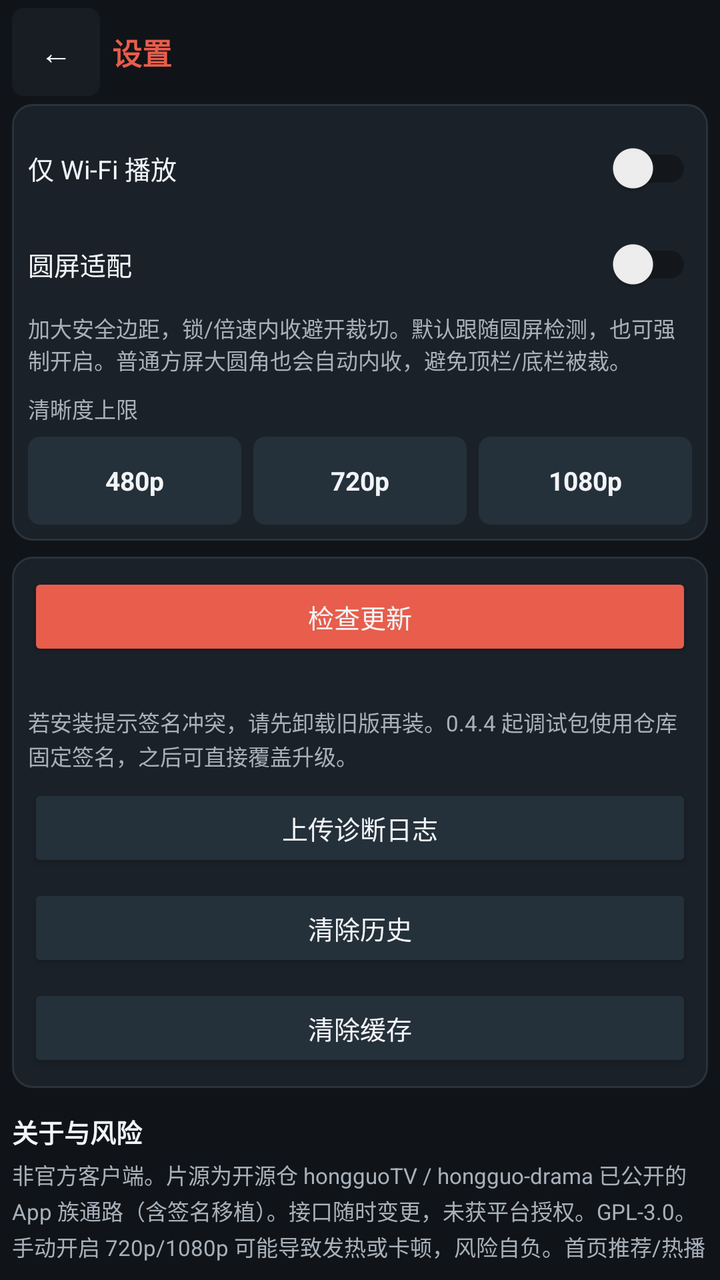
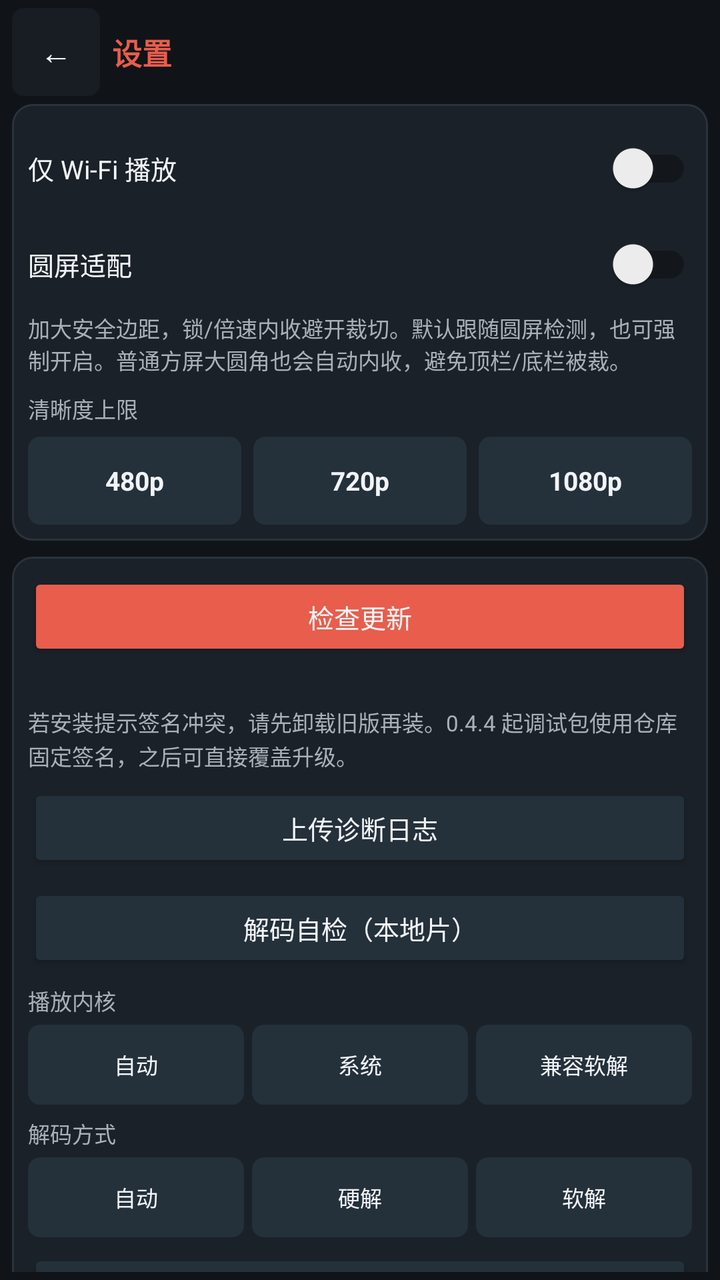

Screens rendered from an Android XML layout before and after an edit, with the pre-edit source and the edit as a unified diff.
<!-- AndroidManifest.xml: application theme Theme.HongguoWatch -->
<!-- res/layout/activity_settings.xml -->
<?xml version="1.0" encoding="utf-8"?>
<LinearLayout xmlns:android="http://schemas.android.com/apk/res/android"
    android:id="@+id/settingsRoot"
    android:layout_width="match_parent"
    android:layout_height="match_parent"
    android:background="@color/bg"
    android:orientation="vertical"
    android:paddingHorizontal="@dimen/watch_pad"
    android:paddingTop="@dimen/watch_pad_tight"
    android:paddingBottom="@dimen/watch_pad_tight">

    <LinearLayout
        android:layout_width="match_parent"
        android:layout_height="wrap_content"
        android:gravity="center_vertical"
        android:orientation="horizontal"
        android:paddingBottom="4dp">

        <TextView
            android:id="@+id/backButton"
            android:layout_width="44dp"
            android:layout_height="44dp"
            android:background="@drawable/bg_control_button"
            android:gravity="center"
            android:text="@string/back"
            android:textColor="@color/text_primary"
            android:textSize="16sp" />

        <TextView
            android:layout_width="0dp"
            android:layout_height="wrap_content"
            android:layout_marginStart="6dp"
            android:layout_weight="1"
            android:text="@string/tab_settings"
            android:textColor="@color/accent"
            android:textSize="@dimen/watch_title"
            android:textStyle="bold" />
    </LinearLayout>

    <ScrollView
        android:layout_width="match_parent"
        android:layout_height="0dp"
        android:layout_weight="1"
        android:overScrollMode="never"
        android:scrollbars="none">

        <LinearLayout
            android:layout_width="match_parent"
            android:layout_height="wrap_content"
            android:orientation="vertical"
            android:paddingBottom="8dp">

            <LinearLayout
                android:layout_width="match_parent"
                android:layout_height="wrap_content"
                android:background="@drawable/bg_setting_block"
                android:orientation="vertical"
                android:padding="8dp">

                <androidx.appcompat.widget.SwitchCompat
                    android:id="@+id/wifiOnlySwitch"
                    android:layout_width="match_parent"
                    android:layout_height="48dp"
                    android:text="@string/wifi_only"
                    android:textColor="@color/text_primary"
                    android:textSize="@dimen/watch_body" />

                <androidx.appcompat.widget.SwitchCompat
                    android:id="@+id/roundAdaptSwitch"
                    android:layout_width="match_parent"
                    android:layout_height="48dp"
                    android:text="@string/round_adapt"
                    android:textColor="@color/text_primary"
                    android:textSize="@dimen/watch_body" />

                <TextView
                    android:id="@+id/roundAdaptHint"
                    android:layout_width="match_parent"
                    android:layout_height="wrap_content"
                    android:text="@string/round_adapt_hint"
                    android:textColor="@color/text_secondary"
                    android:textSize="@dimen/watch_meta" />

                <TextView
                    android:layout_width="match_parent"
                    android:layout_height="wrap_content"
                    android:layout_marginTop="8dp"
                    android:text="@string/max_quality"
                    android:textColor="@color/text_secondary"
                    android:textSize="@dimen/watch_meta" />

                <LinearLayout
                    android:layout_width="match_parent"
                    android:layout_height="wrap_content"
                    android:layout_marginTop="6dp"
                    android:orientation="horizontal">

                    <TextView
                        android:id="@+id/quality480"
                        android:layout_width="0dp"
                        android:layout_height="44dp"
                        android:layout_marginEnd="4dp"
                        android:layout_weight="1"
                        android:background="@drawable/bg_quality_chip"
                        android:gravity="center"
                        android:text="480p"
                        android:textColor="@color/text_primary"
                        android:textSize="@dimen/watch_body"
                        android:textStyle="bold" />

                    <TextView
                        android:id="@+id/quality720"
                        android:layout_width="0dp"
                        android:layout_height="44dp"
                        android:layout_marginHorizontal="2dp"
                        android:layout_weight="1"
                        android:background="@drawable/bg_quality_chip"
                        android:gravity="center"
                        android:text="720p"
                        android:textColor="@color/text_primary"
                        android:textSize="@dimen/watch_body"
                        android:textStyle="bold" />

                    <TextView
                        android:id="@+id/quality1080"
                        android:layout_width="0dp"
                        android:layout_height="44dp"
                        android:layout_marginStart="4dp"
                        android:layout_weight="1"
                        android:background="@drawable/bg_quality_chip"
                        android:gravity="center"
                        android:text="1080p"
                        android:textColor="@color/text_primary"
                        android:textSize="@dimen/watch_body"
                        android:textStyle="bold" />
                </LinearLayout>

                
                <Spinner
                    android:id="@+id/qualitySpinner"
                    android:layout_width="0dp"
                    android:layout_height="0dp"
                    android:visibility="gone" />
            </LinearLayout>

            <LinearLayout
                android:layout_width="match_parent"
                android:layout_height="wrap_content"
                android:layout_marginTop="8dp"
                android:background="@drawable/bg_setting_block"
                android:orientation="vertical"
                android:padding="8dp">

                <Button
                    android:id="@+id/checkUpdateButton"
                    android:layout_width="match_parent"
                    android:layout_height="44dp"
                    android:backgroundTint="@color/accent"
                    android:minHeight="0dp"
                    android:text="@string/check_update"
                    android:textColor="@color/text_primary"
                    android:textSize="@dimen/watch_body" />

                <TextView
                    android:id="@+id/versionLabel"
                    android:layout_width="match_parent"
                    android:layout_height="wrap_content"
                    android:layout_marginTop="4dp"
                    android:textColor="@color/text_secondary"
                    android:textSize="@dimen/watch_meta" />

                <TextView
                    android:id="@+id/signingNote"
                    android:layout_width="match_parent"
                    android:layout_height="wrap_content"
                    android:layout_marginTop="4dp"
                    android:layout_marginBottom="6dp"
                    android:lineSpacingExtra="1dp"
                    android:text="@string/update_signing_note"
                    android:textColor="@color/text_secondary"
                    android:textSize="@dimen/watch_meta" />

                <Button
                    android:id="@+id/uploadDiagButton"
                    android:layout_width="match_parent"
                    android:layout_height="44dp"
                    android:layout_marginBottom="6dp"
                    android:backgroundTint="@color/episode_normal"
                    android:minHeight="0dp"
                    android:text="@string/upload_diagnostics"
                    android:textColor="@color/text_primary"
                    android:textSize="@dimen/watch_body" />

                <Button
                    android:id="@+id/clearHistoryButton"
                    android:layout_width="match_parent"
                    android:layout_height="44dp"
                    android:backgroundTint="@color/episode_normal"
                    android:minHeight="0dp"
                    android:text="@string/clear_history"
                    android:textColor="@color/text_primary"
                    android:textSize="@dimen/watch_body" />

                <Button
                    android:id="@+id/clearCacheButton"
                    android:layout_width="match_parent"
                    android:layout_height="44dp"
                    android:layout_marginTop="6dp"
                    android:backgroundTint="@color/episode_normal"
                    android:minHeight="0dp"
                    android:text="@string/clear_cache"
                    android:textColor="@color/text_primary"
                    android:textSize="@dimen/watch_body" />
            </LinearLayout>

            <TextView
                android:layout_width="match_parent"
                android:layout_height="wrap_content"
                android:layout_marginTop="12dp"
                android:text="@string/about_title"
                android:textColor="@color/text_primary"
                android:textSize="@dimen/watch_body"
                android:textStyle="bold" />

            <TextView
                android:layout_width="match_parent"
                android:layout_height="wrap_content"
                android:layout_marginTop="4dp"
                android:lineSpacingExtra="2dp"
                android:text="@string/about_body"
                android:textColor="@color/text_secondary"
                android:textSize="@dimen/watch_meta" />
        </LinearLayout>
    </ScrollView>
</LinearLayout>
<!-- resources referenced by this layout -->
<resources>
  <color name="accent">#E85D4C</color>
  <color name="bg">#101418</color>
  <color name="episode_normal">#24303A</color>
  <color name="text_primary">#F2F4F7</color>
  <color name="text_secondary">#A8B0BA</color>
  <dimen name="watch_body">13sp</dimen>
  <dimen name="watch_meta">11sp</dimen>
  <dimen name="watch_pad">6dp</dimen>
  <dimen name="watch_pad_tight">4dp</dimen>
  <dimen name="watch_title">15sp</dimen>
  <!-- drawable bg_setting_block (drawable) -->
  <?xml version="1.0" encoding="utf-8"?>
  <shape xmlns:android="http://schemas.android.com/apk/res/android"
      android:shape="rectangle">
      <solid android:color="@color/bg_elevated" />
      <corners android:radius="10dp" />
      <stroke
          android:width="1dp"
          android:color="@color/stroke" />
  </shape>
  <string name="about_body">非官方客户端。片源为开源仓 hongguoTV / hongguo-drama 已公开的 App 族通路（含签名移植）。接口随时变更，未获平台授权。GPL‑3.0。手动开启 720p/1080p 可能导致发热或卡顿，风险自负。首页推荐/热播榜/分类对照书城 tab、cell 榜与落地页；榜单按来源热度顺序，非账号个性化。相关季依赖 App plan 接口，无字段时不盲跳。</string>
  <string name="about_title">关于与风险</string>
  <string name="back">←</string>
  <string name="check_update">检查更新</string>
  <string name="clear_cache">清除缓存</string>
  <string name="clear_history">清除历史</string>
  <string name="max_quality">清晰度上限</string>
  <string name="round_adapt">圆屏适配</string>
  <string name="round_adapt_hint">加大安全边距，锁/倍速内收避开裁切。默认跟随圆屏检测，也可强制开启。普通方屏大圆角也会自动内收，避免顶栏/底栏被裁。</string>
  <string name="tab_settings">设置</string>
  <string name="update_signing_note">若安装提示签名冲突，请先卸载旧版再装。0.4.4 起调试包使用仓库固定签名，之后可直接覆盖升级。</string>
  <string name="upload_diagnostics">上传诊断日志</string>
  <string name="wifi_only">仅 Wi‑Fi 播放</string>
  <color name="accent_dim">#B3473A</color>
  <color name="bg_elevated">#1A2128</color>
  <color name="stroke">#2A333C</color>
  <!-- drawable bg_alert_dialog (drawable) -->
  <?xml version="1.0" encoding="utf-8"?>
  <shape xmlns:android="http://schemas.android.com/apk/res/android"
      android:shape="rectangle">
      <solid android:color="@color/bg_elevated" />
      <corners android:radius="12dp" />
      <stroke
          android:width="1dp"
          android:color="@color/stroke" />
  </shape>
  <style name="Widget.HongguoWatch.DialogButton.Positive" parent="Widget.HongguoWatch.DialogButton">
          
          <item name="android:textColor">@color/accent</item>
      </style>
  <style name="Widget.HongguoWatch.DialogButton" parent="Widget.MaterialComponents.Button.TextButton.Dialog">
          <item name="android:textColor">@color/text_primary</item>
          <item name="android:textSize">12sp</item>
          <item name="android:textAllCaps">false</item>
          <item name="android:minHeight">40dp</item>
          <item name="rippleColor">@color/stroke</item>
      </style>
  <style name="TextAppearance.HongguoWatch.DialogTitle" parent="TextAppearance.MaterialComponents.Subtitle1">
          <item name="android:textColor">@color/text_primary</item>
          <item name="android:textSize">15sp</item>
          <item name="android:textStyle">bold</item>
      </style>
  <style name="TextAppearance.HongguoWatch.DialogBody" parent="TextAppearance.MaterialComponents.Body2">
          <item name="android:textColor">@color/text_secondary</item>
          <item name="android:textSize">12sp</item>
      </style>
  <!-- unchanged entries left out for length: 4 -->
</resources>

<!-- the commit's change to res/layout/activity_settings.xml (unified diff, before → after) -->
@@ -190,6 +190,119 @@
                     android:text="@string/upload_diagnostics"
                     android:textColor="@color/text_primary"
                     android:textSize="@dimen/watch_body" />
+
+                <Button
+                    android:id="@+id/decodeTestButton"
+                    android:layout_width="match_parent"
+                    android:layout_height="44dp"
+                    android:layout_marginBottom="6dp"
+                    android:backgroundTint="@color/episode_normal"
+                    android:minHeight="0dp"
+                    android:text="@string/decode_test_entry"
+                    android:textColor="@color/text_primary"
+                    android:textSize="@dimen/watch_body" />
+
+                <TextView
+                    android:layout_width="match_parent"
+                    android:layout_height="wrap_content"
+                    android:layout_marginBottom="4dp"
+                    android:text="@string/player_kernel_label"
+                    android:textColor="@color/text_secondary"
+                    android:textSize="@dimen/watch_meta" />
+
+                <LinearLayout
+                    android:layout_width="match_parent"
+                    android:layout_height="wrap_content"
+                    android:layout_marginBottom="6dp"
+                    android:orientation="horizontal">
+
+                    <TextView
+                        android:id="@+id/kernelAuto"
+                        android:layout_width="0dp"
+                        android:layout_height="40dp"
+                        android:layout_marginEnd="2dp"
+                        android:layout_weight="1"
+                        android:background="@drawable/bg_quality_chip"
+                        android:gravity="center"
+                        android:text="@string/player_kernel_auto"
+                        android:textColor="@color/text_primary"
+                        android:textSize="@dimen/watch_meta" />
+
+                    <TextView
+                        android:id="@+id/kernelMedia3"
+                        android:layout_width="0dp"
+                        android:layout_height="40dp"
+                        android:layout_marginHorizontal="2dp"
+                        android:layout_weight="1"
+                        android:background="@drawable/bg_quality_chip"
+                        android:gravity="center"
+                        android:text="@string/player_kernel_media3"
+                        android:textColor="@color/text_primary"
+                        android:textSize="@dimen/watch_meta" />
+
+                    <TextView
+                        android:id="@+id/kernelIjk"
+                        android:layout_width="0dp"
+                        android:layout_height="40dp"
+                        android:layout_marginStart="2dp"
+                        android:layout_weight="1"
+                        android:background="@drawable/bg_quality_chip"
+                        android:gravity="center"
+                        android:text="@string/player_kernel_ijk"
+                        android:textColor="@color/text_primary"
+                        android:textSize="@dimen/watch_meta" />
+                </LinearLayout>
+
+                <TextView
+                    android:layout_width="match_parent"
+                    android:layout_height="wrap_content"
+                    android:layout_marginBottom="4dp"
+                    android:text="@string/decode_path_label"
+                    android:textColor="@color/text_secondary"
+                    android:textSize="@dimen/watch_meta" />
+
+                <LinearLayout
+                    android:layout_width="match_parent"
+                    android:layout_height="wrap_content"
+                    android:layout_marginBottom="6dp"
+                    android:orientation="horizontal">
+
+                    <TextView
+                        android:id="@+id/decodeAuto"
+                        android:layout_width="0dp"
+                        android:layout_height="40dp"
+                        android:layout_marginEnd="2dp"
+                        android:layout_weight="1"
+                        android:background="@drawable/bg_quality_chip"
+                        android:gravity="center"
+                        android:text="@string/decode_path_auto"
+                        android:textColor="@color/text_primary"
+                        android:textSize="@dimen/watch_meta" />
+
+                    <TextView
+                        android:id="@+id/decodeHw"
+                        android:layout_width="0dp"
+                        android:layout_height="40dp"
+                        android:layout_marginHorizontal="2dp"
+                        android:layout_weight="1"
+                        android:background="@drawable/bg_quality_chip"
+                        android:gravity="center"
+                        android:text="@string/decode_path_hw"
+                        android:textColor="@color/text_primary"
+                        android:textSize="@dimen/watch_meta" />
+
+                    <TextView
+                        android:id="@+id/decodeSw"
+                        android:layout_width="0dp"
+                        android:layout_height="40dp"
+                        android:layout_marginStart="2dp"
+                        android:layout_weight="1"
+                        android:background="@drawable/bg_quality_chip"
+                        android:gravity="center"
+                        android:text="@string/decode_path_sw"
+                        android:textColor="@color/text_primary"
+                        android:textSize="@dimen/watch_meta" />
+                </LinearLayout>
 
                 <Button
                     android:id="@+id/clearHistoryButton"
<!-- resource entries referenced after the edit -->
@@ -26,7 +26,16 @@
   <string name="check_update">检查更新</string>
   <string name="clear_cache">清除缓存</string>
   <string name="clear_history">清除历史</string>
+  <string name="decode_path_auto">自动</string>
+  <string name="decode_path_hw">硬解</string>
+  <string name="decode_path_label">解码方式</string>
+  <string name="decode_path_sw">软解</string>
+  <string name="decode_test_entry">解码自检（本地片）</string>
   <string name="max_quality">清晰度上限</string>
+  <string name="player_kernel_auto">自动</string>
+  <string name="player_kernel_ijk">兼容软解</string>
+  <string name="player_kernel_label">播放内核</string>
+  <string name="player_kernel_media3">系统</string>
   <string name="round_adapt">圆屏适配</string>
   <string name="round_adapt_hint">加大安全边距，锁/倍速内收避开裁切。默认跟随圆屏检测，也可强制开启。普通方屏大圆角也会自动内收，避免顶栏/底栏被裁。</string>
   <string name="tab_settings">设置</string>
